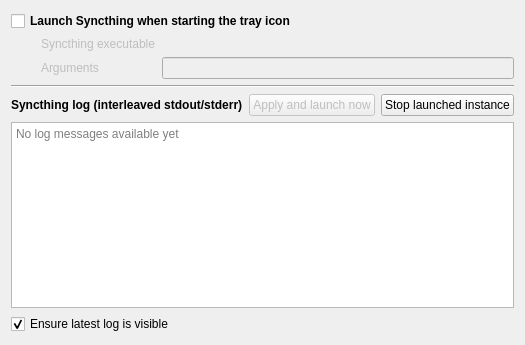
First picture: the form in tray/gui/launcheroptionpage.ui, repository Martchus/syncthingtray, before the edit.
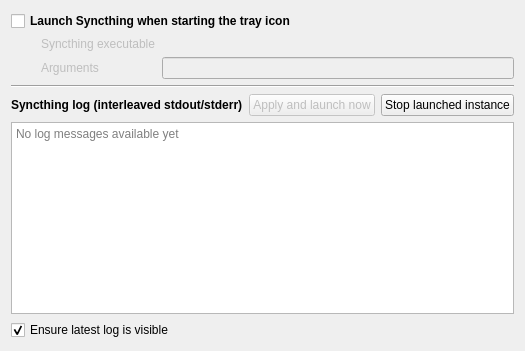
Second picture: the form after the edit. Icons and pictures are not drawn. Custom widgets are drawn as their Qt base class.

Commit message: Remove useless geometry property

Diff of the .ui file:
```diff
--- a/tray/gui/launcheroptionpage.ui
+++ b/tray/gui/launcheroptionpage.ui
@@ -2,14 +2,6 @@
 <ui version="4.0">
  <class>QtGui::LauncherOptionPage</class>
  <widget class="QWidget" name="QtGui::LauncherOptionPage">
-  <property name="geometry">
-   <rect>
-    <x>0</x>
-    <y>0</y>
-    <width>517</width>
-    <height>345</height>
-   </rect>
-  </property>
   <property name="windowTitle">
    <string>Syncthing launcher</string>
   </property>
```
The commit also changes 2 other files.
